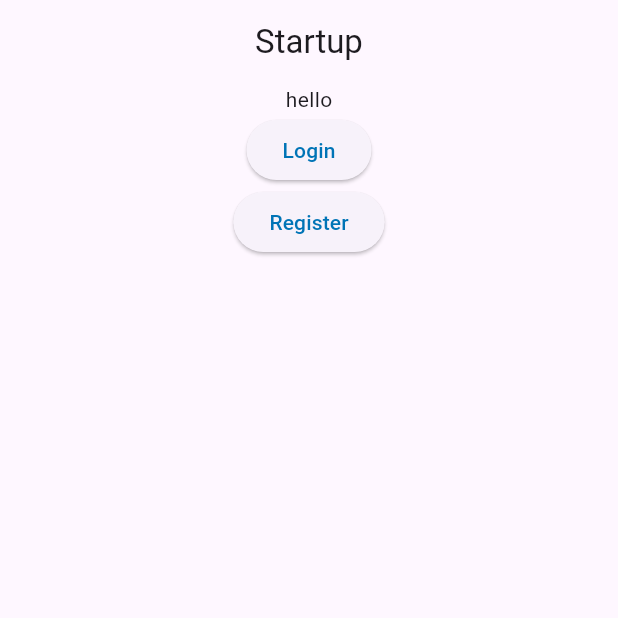
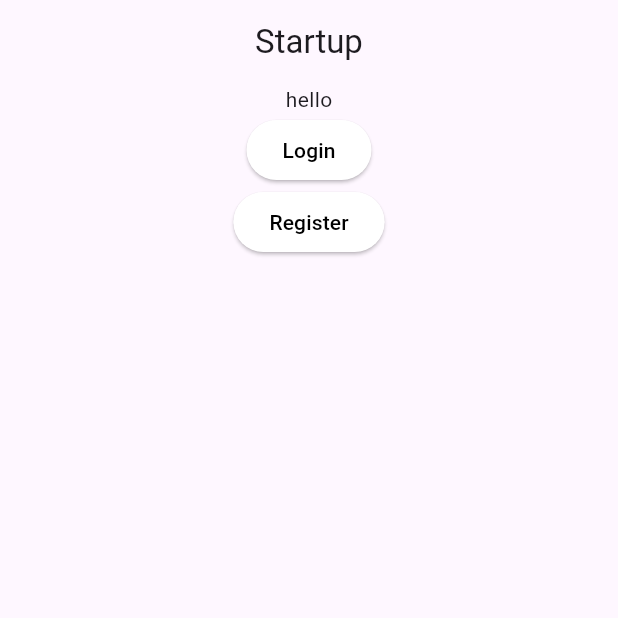
Before and after one commit to danielholzwarth/flexus, a Flutter app: the screen it shows after launch, on a phone screen of 412 x 824 dp, the top half of it. Run offline on Flutter 3.47's test engine with Material 3 defaults, Android fonts, the phone set to English and light mode, and no system bars.

Commit message:
feat: update colors

```diff
--- a/app/lib/resources/app_colors.dart
+++ b/app/lib/resources/app_colors.dart
@@ -6,7 +6,9 @@ class AppColors {
   static Color get primaryV1 => UserAppSettings.isDarkmode ? const Color(0xFF00FF00) : const Color(0x500074B6);
   static Color get primaryV2 => UserAppSettings.isDarkmode ? const Color(0xFF00FF00) : const Color(0x300074B6);
   static Color get background => UserAppSettings.isDarkmode ? const Color(0xFF00FF00) : const Color(0xFFFFFFFF);
+  static Color get backgroundV2 => UserAppSettings.isDarkmode ? const Color(0xFF00FF00) : const Color(0xFF0074B6);
   static Color get error => UserAppSettings.isDarkmode ? const Color(0xFF00FF00) : const Color(0xFFB02020);
   static Color get font => UserAppSettings.isDarkmode ? const Color(0xFF00FF00) : const Color(0xFF000000);
+  static Color get fontV1 => UserAppSettings.isDarkmode ? const Color(0xFF00FF00) : const Color(0xFFFFFFFF);
   static Color get blocked => UserAppSettings.isDarkmode ? const Color(0xFF00FF00) : const Color(0x30FFFFFF);
 }
--- a/app/lib/widgets/flexus_button.dart
+++ b/app/lib/widgets/flexus_button.dart
@@ -28,9 +28,10 @@ class FlexusButton extends StatelessWidget {
           Navigator.pushNamedAndRemoveUntil(context, route, (route) => false);
         }
       },
+      style: ButtonStyle(backgroundColor: MaterialStateProperty.all(AppColors.background)),
       child: Text(
         text,
-        style: TextStyle(color: AppColors.primary),
+        style: TextStyle(color: AppColors.font),
       ),
     );
   }
```
